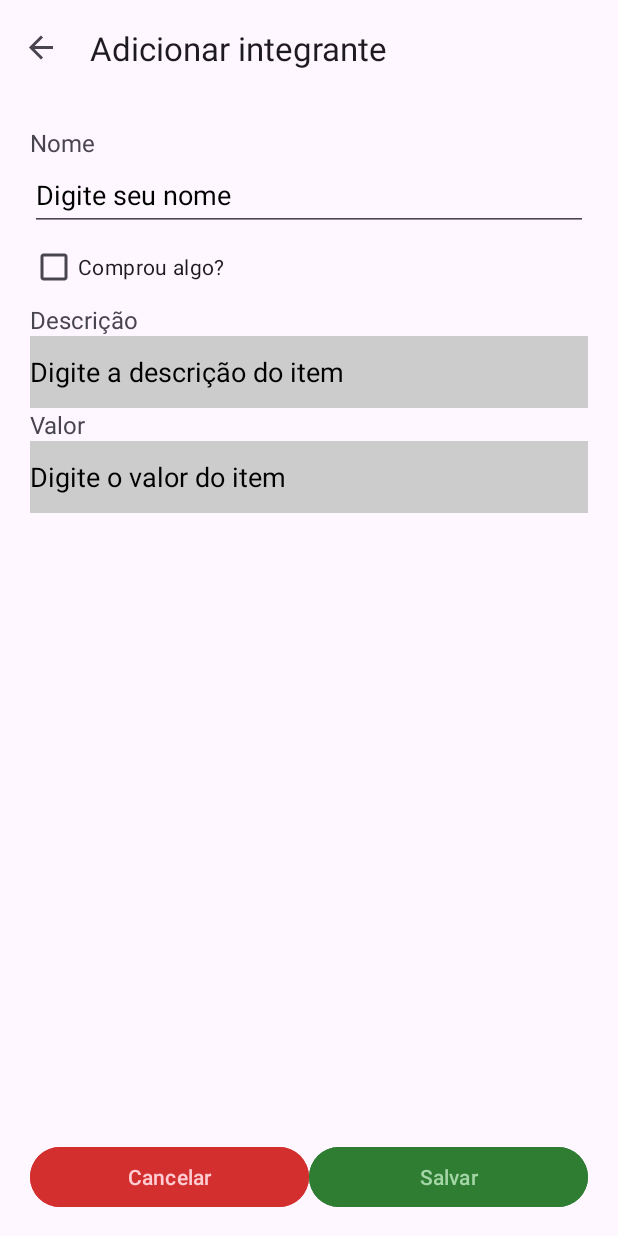
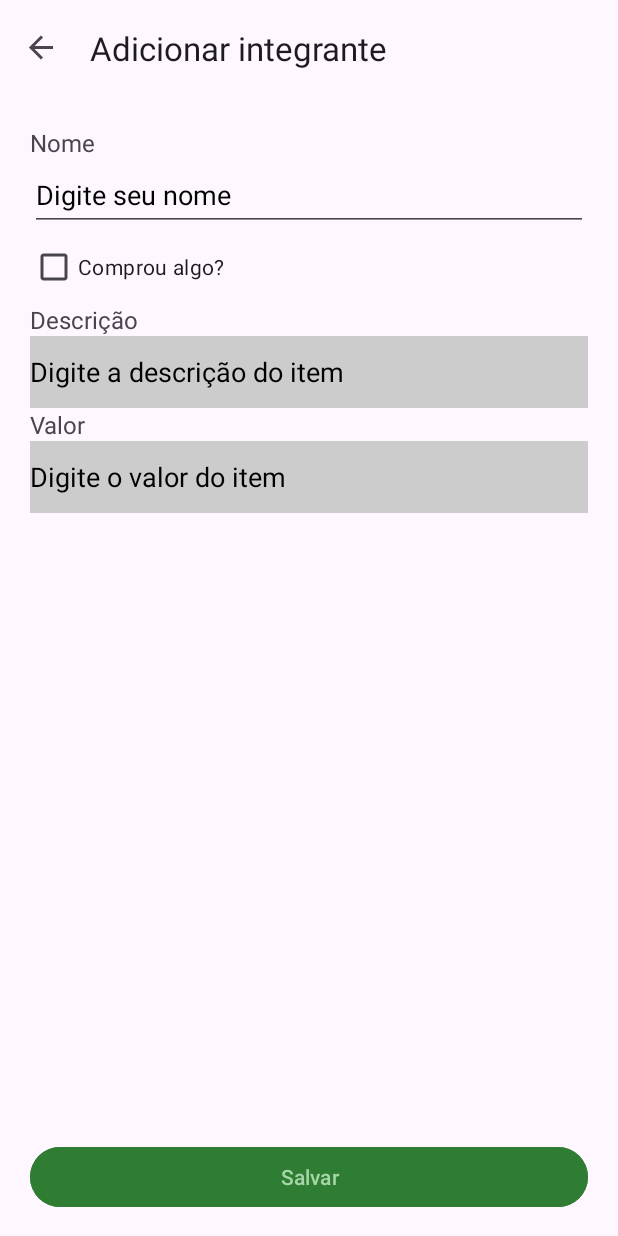
Before and after one commit to leticiotte/SplitTheBill, an Android app: the MemberFormFragment screen opened through its navigation route, on a phone screen of 412 x 824 dp. Run offline under Robolectric (Android 15) with nearby library versions, the phone set to English and light mode, and no system bars; our stand-ins replace navigation-ui.

Commit message:
fix: remove "Cancel" button

```diff
--- a/app/src/main/res/layout/fragment_member_form.xml
+++ b/app/src/main/res/layout/fragment_member_form.xml
@@ -124,17 +124,8 @@
         android:layout_marginStart="20dp"
         android:layout_marginEnd="20dp"
         android:layout_marginBottom="15dp"
-        android:orientation="horizontal"
-        android:weightSum="2">
+        android:orientation="horizontal">
 
-        <Button
-            android:id="@+id/cancelButton"
-            android:layout_width="0dp"
-            android:layout_height="wrap_content"
-            android:layout_weight="1"
-            android:backgroundTint="@color/cancel_button_background"
-            android:textColor="@color/cancel_button_text"
-            android:text="@string/cancel_button" />
 
         <Button
             android:id="@+id/saveButton"
--- a/app/src/main/res/values/colors.xml
+++ b/app/src/main/res/values/colors.xml
@@ -3,9 +3,6 @@
     <color name="black">#FF000000</color>
     <color name="white">#FFFFFFFF</color>
 
-    <color name="cancel_button_background">#D32F2F</color>
-    <color name="cancel_button_text">#FFCDD2</color>
-
     <color name="save_button_background">#2E7D32</color>
     <color name="save_button_text">#A5D6A7</color>
 </resources>
--- a/app/src/main/res/values/strings.xml
+++ b/app/src/main/res/values/strings.xml
@@ -31,6 +31,5 @@
 
 
     <!-- Buttons names -->
-    <string name="cancel_button">Cancelar</string>
     <string name="save_button">Salvar</string>
 </resources>
```
